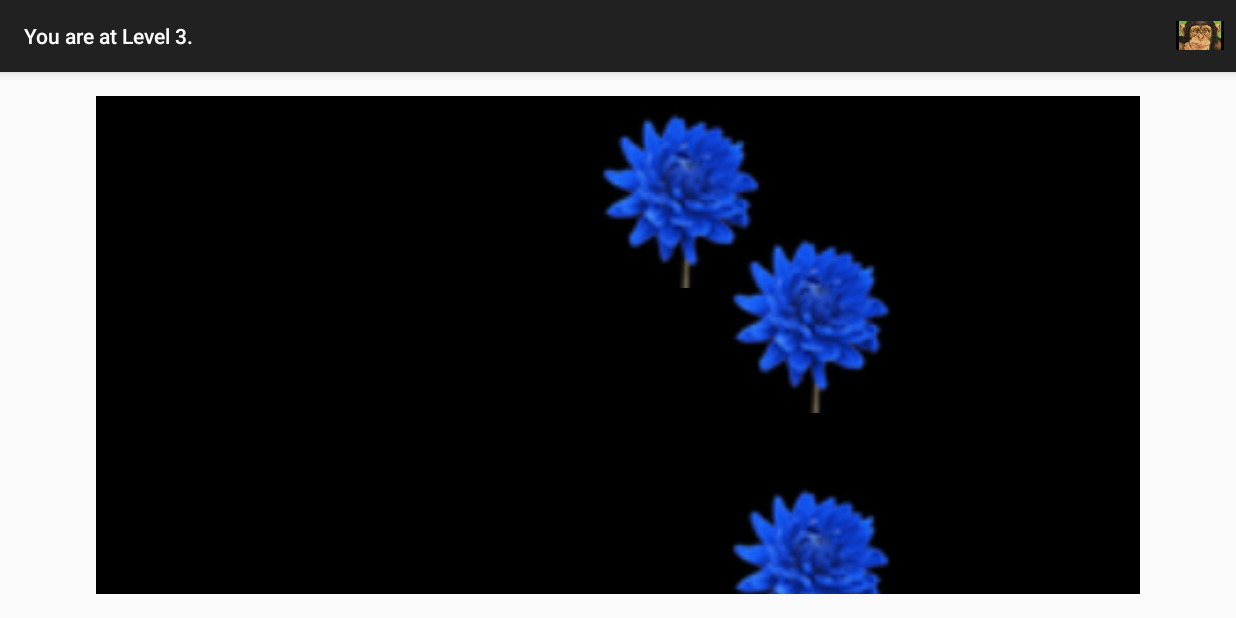
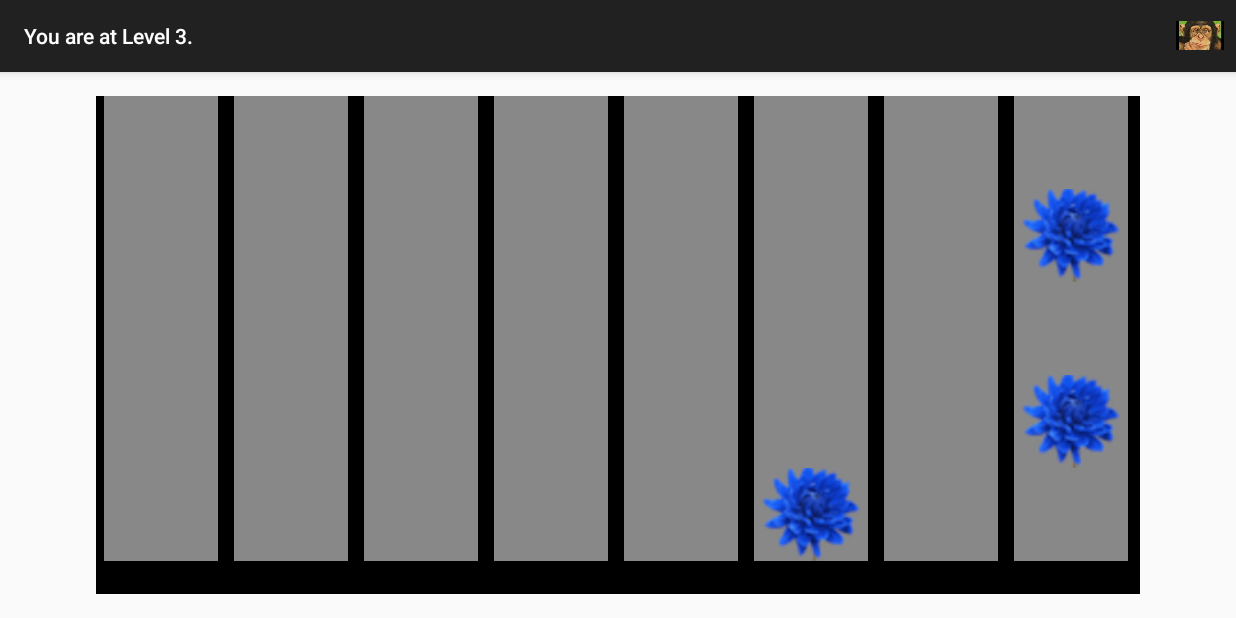
Before and after one commit to rwoodley/AndroidExperiments, an Android app: the screen it shows after launch (MainActivity), on a phone screen of 824 x 412 dp (held sideways). Run offline under Robolectric (Android 15) with nearby library versions, the phone set to English and light mode, and no system bars; 2 statements that could not run were skipped.

Commit message:
works across form factors

```diff
--- a/AiGrid/app/src/main/java/org/woodley/aigrid/app/ImageAdapter.java
+++ b/AiGrid/app/src/main/java/org/woodley/aigrid/app/ImageAdapter.java
@@ -3,8 +3,11 @@ package org.woodley.aigrid.app;
 import android.app.AlertDialog;
 import android.content.Context;
 import android.content.DialogInterface;
+import android.content.res.Resources;
+import android.graphics.Color;
 import android.os.Handler;
 import android.util.Log;
+import android.util.TypedValue;
 import android.view.SoundEffectConstants;
 import android.view.View;
 import android.view.ViewGroup;
@@ -25,6 +28,8 @@ public class ImageAdapter extends BaseAdapter {
     int _nRows = 5;
     int _nCols = 8; // this is also in the layout xml.
     int _level = 3; // numbers go from 0 to _level - 1
+    int _hpx = -1;   // size of grid view square
+    int _wpx = -1;   // size of grid view square
     boolean _okToClick = false;
 
     boolean _dontHide;  // used only for _milliseconds == -2 ('you control it' mode).
@@ -46,6 +51,16 @@ public class ImageAdapter extends BaseAdapter {
             }
         });
         //alertDialog.setIcon(R.drawable.icon);
+
+        //Calculation of ImageView Size - density independent.
+        //Resources r = Resources.getSystem();
+        //float px = TypedValue.applyDimension(TypedValue.COMPLEX_UNIT_DIP, 1, r.getDisplayMetrics());
+        //_hpx = (int) ((float) (r.getDisplayMetrics().heightPixels-32)/(_nRows));
+        //_wpx = (int) ((float) (r.getDisplayMetrics().widthPixels-128)/(_nCols));
+    }
+    public void setWH(int w, int h) {
+        _hpx = (int) ((float) (h-32)/(_nRows));
+        _wpx = (int) ((float) (w-128)/(_nCols));
     }
     public void newGame() {
         _dontHide = false;
@@ -127,9 +142,10 @@ public class ImageAdapter extends BaseAdapter {
         ImageView imageView;
         if (convertView == null) {  // if it's not recycled, initialize some attributes
             imageView = new ImageView(_Context);
-            imageView.setLayoutParams(new GridView.LayoutParams(65, 65));
+            imageView.setLayoutParams(new GridView.LayoutParams(_wpx, _hpx));
             imageView.setScaleType(ImageView.ScaleType.CENTER_CROP);
-            imageView.setPadding(8, 8, 8, 8);
+            //imageView.setPadding(8, 8, 8, 8);
+            imageView.setBackgroundColor(Color.GRAY);
         } else {
             imageView = (ImageView) convertView;
         }
@@ -144,7 +160,7 @@ public class ImageAdapter extends BaseAdapter {
 
             imageView.setImageResource(mThumbIds[numeral]);
             imageView.setScaleType(ImageView.ScaleType.CENTER_CROP);
-            imageView.setLayoutParams(new GridView.LayoutParams(200, 200));
+            imageView.setLayoutParams(new GridView.LayoutParams(_wpx, _hpx));
         }
         return imageView;
     }
--- a/AiGrid/app/src/main/java/org/woodley/aigrid/app/MainActivity.java
+++ b/AiGrid/app/src/main/java/org/woodley/aigrid/app/MainActivity.java
@@ -29,7 +29,7 @@ public class MainActivity extends ActionBarActivity {
 
         final GridView gridview = (GridView) findViewById(R.id.gridview);
         _imageAdapter = new ImageAdapter(this);
-        _imageAdapter.newGame();
+        _imageAdapter.newGame();        // scale will be all wrong, but we'll redraw it later. need to do this here for initialization.
         gridview.setAdapter(_imageAdapter);
 
         gridview.setOnItemClickListener(new AdapterView.OnItemClickListener() {
@@ -62,6 +62,9 @@ public class MainActivity extends ActionBarActivity {
         item.setChecked(true);
         setMode(R.id.chimpMode, item);
         _imageAdapter.setLevel(3);
+        GridView gridview = (GridView) findViewById(R.id.gridview);
+        _imageAdapter.setWH(gridview.getWidth(), gridview.getHeight());
+        newGame();
         return super.onPrepareOptionsMenu(menu);
     }
     private boolean setMode(int id, MenuItem item) {
--- a/AiGrid/app/src/main/res/layout/activity_main.xml
+++ b/AiGrid/app/src/main/res/layout/activity_main.xml
@@ -13,7 +13,7 @@
         android:layout_width="fill_parent"
         android:layout_height="fill_parent"
         android:numColumns="8"
-        android:verticalSpacing="40dp"
+        android:verticalSpacing="0dp"
         android:horizontalSpacing="0dp"
         android:gravity="center"
         android:background="#000000"
```
